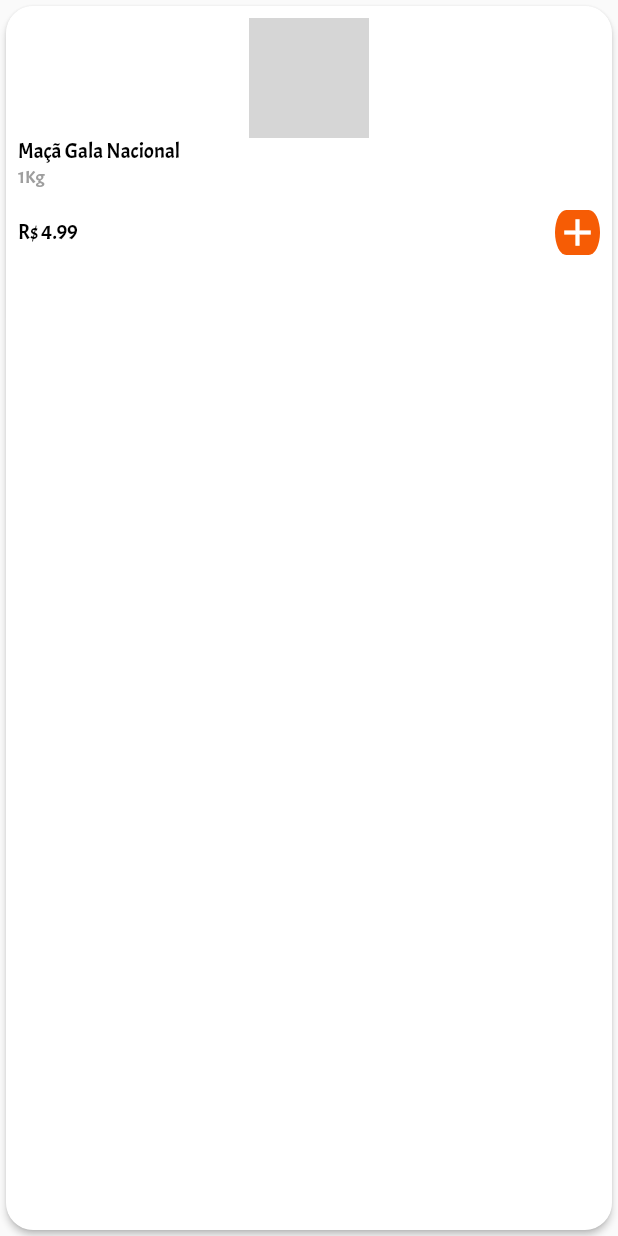
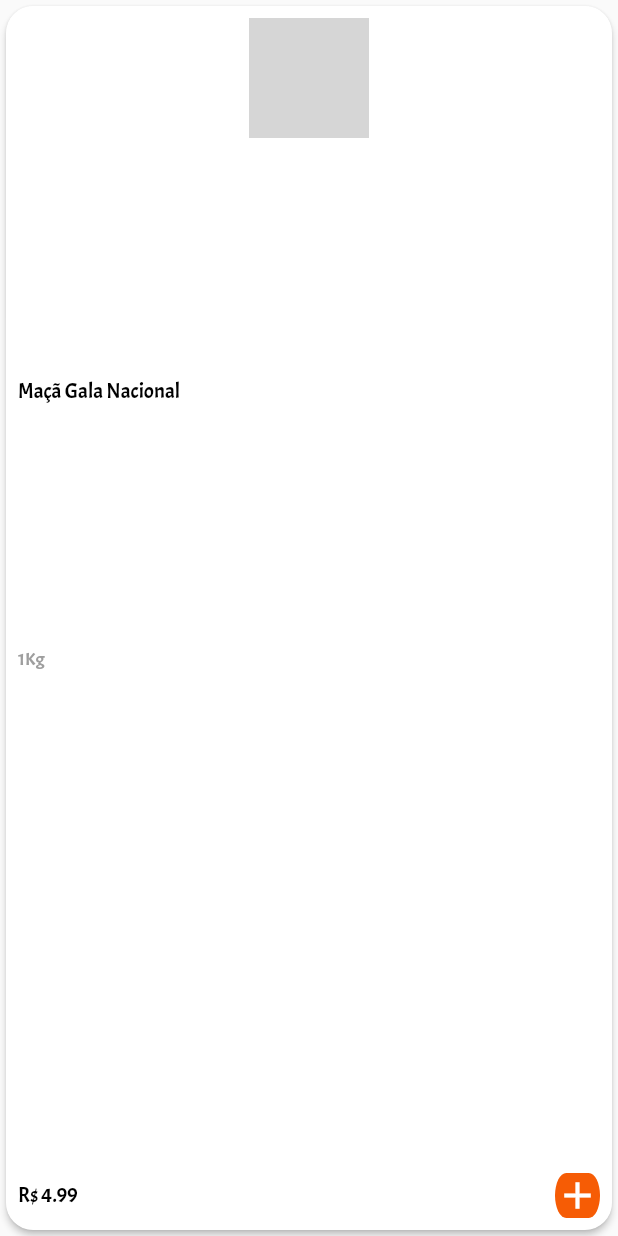
Before and after one commit to AndreLiberato/project_silk, a Flutter app: the ProductItem widget shown alone on an empty page, opened directly with sample values from the repository, on a phone screen of 412 x 824 dp. Run offline on Flutter 3.47's test engine with Material 2 defaults, Android fonts, the phone set to English and light mode, and no system bars; network calls fail; statements that could not run were skipped; grey boxes are pictures that could not be loaded.

Commit message:
feat-new categories, added categories to product

```diff
--- a/vish/lib/data/categories.dart
+++ b/vish/lib/data/categories.dart
@@ -1,7 +1,23 @@
 import '../models/category.dart';
 
 final List<Category> categories = [
-  Category(id: 1, name: "Bebidas", image: "assets/images/bebidas.png"),
-  Category(id: 2, name: "Frutas", image: "assets/images/frutas.png"),
-  Category(id: 3, name: "Grãos", image: "assets/images/graos.png")
+  Category(
+    id: 1,
+    name: "Bebidas",
+    image: "assets/images/bebidas.png",
+  ),
+  Category(
+    id: 2,
+    name: "Frutas",
+    image: "assets/images/frutas.png",
+  ),
+  Category(
+    id: 3,
+    name: "Grãos",
+    image: "assets/images/graos.png",
+  ),
+  Category(
+      id: 4,
+      name: "Bebidas alcoólicas",
+      image: "assets/images/bebidas_alcoolicas.png"),
 ];
--- a/vish/lib/models/product.dart
+++ b/vish/lib/models/product.dart
@@ -5,6 +5,7 @@ class Product {
   String measure;
   double price;
   String description;
+  List<int> categories;
 
   Product(
       {required this.id,
@@ -12,5 +13,6 @@ class Product {
       required this.imageUrl,
       required this.measure,
       required this.price,
-      required this.description});
+      required this.description,
+      required this.categories});
 }
--- a/vish/lib/widgets/product_item.dart
+++ b/vish/lib/widgets/product_item.dart
@@ -18,6 +18,7 @@ class ProductItem extends StatelessWidget {
         padding: const EdgeInsets.all(8.0),
         child: Column(
           crossAxisAlignment: CrossAxisAlignment.start,
+          mainAxisAlignment: MainAxisAlignment.spaceBetween,
           children: [
             Center(
               child: Image.network(
@@ -26,9 +27,11 @@ class ProductItem extends StatelessWidget {
                 height: 80,
               ),
             ),
-            Text(
-              product.name,
-              style: Theme.of(context).textTheme.headline2,
+            Flexible(
+              child: Text(
+                product.name,
+                style: Theme.of(context).textTheme.headline2,
+              ),
             ),
             Text(
               product.measure,
```
Also changed, not shown: vish/lib/data/products.dart (+52 -25 lines), vish/lib/widgets/category_item.dart (+6 -4 lines), vish/assets/images/bebidas.png, vish/assets/images/bebidas_alcoolicas.png (added).
